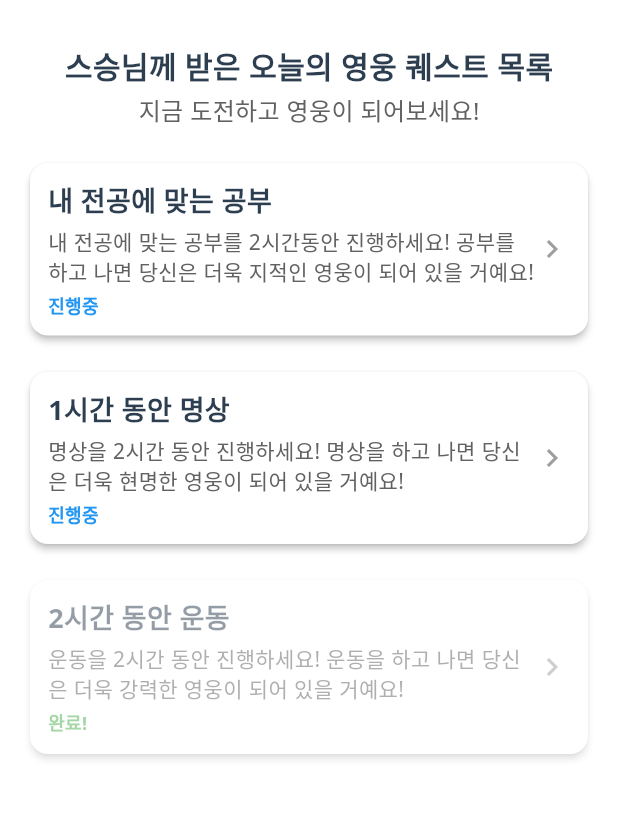
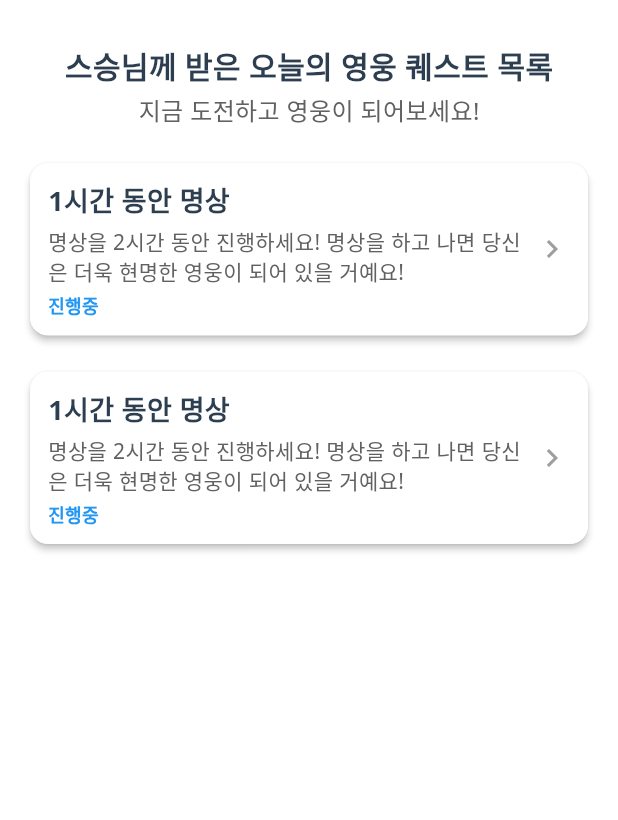
Before and after one commit to YoungGilMad/frontend, a Flutter app: the HeroQuestScreen screen opened directly, on a phone screen of 412 x 824 dp, the part 65-885 px from its top. Run offline on Flutter 3.47's test engine with Material 3 defaults, Android fonts, the light colour scheme and no system bars; our stand-ins replace fl_chart, flutter_dotenv, flutter_riverpod, flutter_svg, google_fonts, image_picker and 2 more; accounts and stored records are empty; network calls fail.

Commit message:
develop: quest model & daily quest creation logic improvement

```diff
--- a/lib/data/models/quest_item_model.dart
+++ b/lib/data/models/quest_item_model.dart
@@ -1,6 +1,6 @@
 import 'package:json_annotation/json_annotation.dart';
 
-part "quest_item_model.g.dart";
+part 'quest_item_model.g.dart';
 
 @JsonSerializable(explicitToJson: true)
 class QuestItemModel {
@@ -10,122 +10,76 @@ class QuestItemModel {
   final String title;
   final String description;
 
-  @JsonKey(name: 'deadline', fromJson: _dateTimeFromJson, toJson: _dateTimeToJson)
+  final String? tag;
+  final int? days;
+
+  @JsonKey(name: 'progress_time', fromJson: _durationFromSeconds, toJson: _durationToSeconds)
+  final Duration progressTime;
+
+  @JsonKey(name: 'complete_time', fromJson: _nullableDateTimeFromJson, toJson: _nullableDateTimeToJson)
+  final DateTime? completeTime;
+
+  @JsonKey(name: 'finish')
+  final bool isCompleted;
+
+  @JsonKey(name: 'quest_type')
+  final String questType;
+
+  @JsonKey(name: 'start_time', fromJson: _nullableDateTimeFromJson, toJson: _nullableDateTimeToJson)
+  final DateTime? startTime;
+
+  @JsonKey(name: 'stop_time', fromJson: _nullableDateTimeFromJson, toJson: _nullableDateTimeToJson)
+  final DateTime? stopTime;
+
+  @JsonKey(name: 'finish_time', fromJson: _nullableDateTimeFromJson, toJson: _nullableDateTimeToJson)
+  final DateTime? finishTime;
+
+  @JsonKey(name: 'deadline', fromJson: _nullableDateTimeFromJson, toJson: _nullableDateTimeToJson)
   final DateTime? deadline;
 
-  @JsonKey(name: 'is_completed', defaultValue: false)
-  final bool isCompleted;
-
+  // 👇 프론트 전용 필드
+  @JsonKey(ignore: true)
   final String difficulty;
 
-  @JsonKey(name: 'created_at', fromJson: _dateTimeFromJson, toJson: _dateTimeToJson)
-  final DateTime createdAt;
-
-  @JsonKey(name: 'is_hero', defaultValue: false)
-  final bool isHero;
-
-  @JsonKey(
-    name: 'progress_time',
-    fromJson: _durationFromSeconds,
-    toJson: _durationToSeconds,
-    defaultValue: Duration.zero,
-    includeIfNull: false,
-  )
-  final Duration progressTime;
-
-  @JsonKey(
-    name: 'total_time',
-    fromJson: _durationFromSeconds,
-    toJson: _durationToSeconds,
-    defaultValue: Duration.zero,
-    includeIfNull: false,
-  )
+  @JsonKey(ignore: true)
   final Duration totalTime;
 
   const QuestItemModel({
     required this.id,
     required this.title,
     required this.description,
+    this.tag,
+    this.days,
+    this.progressTime = Duration.zero,
+    this.completeTime,
+    this.isCompleted = false,
+    required this.questType,
+    this.startTime,
+    this.stopTime,
+    this.finishTime,
     this.deadline,
-    this.isCompleted = false,
-    required this.difficulty,
-    required this.createdAt,
-    this.isHero = false,
-    this.progressTime = Duration.zero,
-    this.totalTime = Duration.zero,
+    // 프론트 전용 초기값
+    this.difficulty = 'normal',
+    this.totalTime = const Duration(),
   });
 
-  /// JSON → 객체 변환
   factory QuestItemModel.fromJson(Map<String, dynamic> json) =>
       _$QuestItemModelFromJson(json);
 
-  /// 객체 → JSON 변환
   Map<String, dynamic> toJson() => _$QuestItemModelToJson(this);
 
-  /// 객체 복사 메서드
-  QuestItemModel copyWith({
-    String? id,
-    String? title,
-    String? description,
-    DateTime? deadline,
-    bool? isCompleted,
-    String? difficulty,
-    DateTime? createdAt,
-    bool? isHero,
-    Duration? progressTime,
-    Duration? totalTime,
-  }) {
-    return QuestItemModel(
-      id: id ?? this.id,
-      title: title ?? this.title,
-      description: description ?? this.description,
-      deadline: deadline ?? this.deadline,
-      isCompleted: isCompleted ?? this.isCompleted,
-      difficulty: difficulty ?? this.difficulty,
-      createdAt: createdAt ?? this.createdAt,
-      isHero: isHero ?? this.isHero,
-      progressTime: progressTime ?? this.progressTime,
-      totalTime: totalTime ?? this.totalTime,
-    );
-  }
-
-  @override
-  bool operator ==(Object other) =>
-      identical(this, other) ||
-          other is QuestItemModel &&
-              runtimeType == other.runtimeType &&
-              id == other.id &&
-              title == other.title &&
-              description == other.description &&
-              deadline == other.deadline &&
-              isCompleted == other.isCompleted &&
-              difficulty == other.difficulty &&
-              createdAt == other.createdAt &&
-              isHero == other.isHero &&
-              progressTime == other.progressTime &&
-              totalTime == other.totalTime;
-
-  @override
-  int get hashCode =>
-      id.hashCode ^
-      title.hashCode ^
-      description.hashCode ^
-      deadline.hashCode ^
-      isCompleted.hashCode ^
-      difficulty.hashCode ^
-      createdAt.hashCode ^
-      isHero.hashCode ^
-      progressTime.hashCode ^
-      totalTime.hashCode;
-
-  /// ✅ Duration ↔ int 변환 헬퍼
   static Duration _durationFromSeconds(int seconds) => Duration(seconds: seconds);
   static int _durationToSeconds(Duration duration) => duration.inSeconds;
 
-  /// ✅ DateTime ↔ String 변환 헬퍼
-  static DateTime _dateTimeFromJson(String date) => DateTime.parse(date);
-  static String _dateTimeToJson(DateTime date) => date.toUtc().toIso8601String();
+  static String _fromDynamicToString(dynamic value) => value.toString();
 
-  /// int값 id를 string으로 전환
-  static String _fromDynamicToString(dynamic value) => value.toString();
+  static DateTime? _nullableDateTimeFromJson(dynamic value) =>
+      value == null ? null : DateTime.parse(value);
+  static String? _nullableDateTimeToJson(DateTime? date) =>
+      date?.toUtc().toIso8601String();
 }
+
+/**
+ * 만약 difficulty, totalTime 같은 필드는 프론트에서만 사용 -> 데이터 직렬화(JSON) X
+ * finish가 isCompleted로 맵핑됨 (0 or 1이므로 FastAPI에서 bool로 바꾸는 로직 필요할 수도 있음).
+ */
--- a/lib/presentation/screens/quest/daily_quest_screen.dart
+++ b/lib/presentation/screens/quest/daily_quest_screen.dart
@@ -87,7 +87,10 @@ class _DailyQuestScreenState extends State<DailyQuestScreen> {
           'Content-Type': 'application/json',
         },
         body: jsonEncode({
-          "todo": quest.description,
+          "title": quest.title,
+          "description": quest.description,
+          "tag": quest.tag,
+
         }),
       );
       print("userId: $userId");
--- a/lib/presentation/screens/quest/hero_quest_screen.dart
+++ b/lib/presentation/screens/quest/hero_quest_screen.dart
@@ -15,41 +15,33 @@ class _HeroQuestScreenState extends State<HeroQuestScreen> {
   // ✅ 임시 퀘스트 데이터 리스트
   final List<QuestItemModel> _heroQuests = [
     QuestItemModel(
-      id: '1',
-      title: '내 전공에 맞는 공부',
-      description: '내 전공에 맞는 공부를 2시간동안 진행하세요! 공부를 하고 나면 당신은 더욱 지적인 영웅이 되어 있을 거예요!',
-      difficulty: 'hero',
-      deadline: DateTime(DateTime.now().year, DateTime.now().month, DateTime.now().day, 23, 59, 59), // 당일 자정
-      createdAt: DateTime.now(),
-      progressTime: Duration(hours: 1, minutes: 20, seconds: 11),
-      totalTime: Duration(hours: 3),
+    id: '2',
+    title: '1시간 동안 명상',
+    description: '명상을 2시간 동안 진행하세요! 명상을 하고 나면 당신은 더욱 현명한 영웅이 되어 있을 거예요!',
+    tag: '명상',
+    days: 1,
+    progressTime: Duration(hours: 3),
+    completeTime: null,
     isCompleted: false,
-      isHero: true,
-    ),
-    QuestItemModel(
-      id: '2',
-      title: '2시간 동안 운동',
-      description: '운동을 2시간 동안 진행하세요! 운동을 하고 나면 당신은 더욱 강력한 영웅이 되어 있을 거예요!',
-      difficulty: 'hero',
-      deadline: DateTime(DateTime.now().year, DateTime.now().month, DateTime.now().day, 23, 59, 59),
-      createdAt: DateTime.now(),
-      progressTime: Duration(hours: 3),
-      totalTime: Duration(hours: 3),
-      isCompleted: true,
-      isHero: true,
+    questType: 'hero',
+    startTime: DateTime.now().subtract(const Duration(hours: 1)),
+    stopTime: null,
+    finishTime: null,
     ),
   QuestItemModel(
   id: '3',
   title: '1시간 동안 명상',
   description: '명상을 2시간 동안 진행하세요! 명상을 하고 나면 당신은 더욱 현명한 영웅이 되어 있을 거예요!',
-      difficulty: 'hero',
-      deadline: DateTime(DateTime.now().year, DateTime.now().month, DateTime.now().day, 23, 59, 59),
-      createdAt: DateTime.now(),
+  tag: '명상',
+  days: 1,
   progressTime: Duration(hours: 3),
-      totalTime: Duration(hours: 3),
+  completeTime: null,
   isCompleted: false,
-      isHero: true,
-    ),
+  questType: 'hero',
+  startTime: DateTime.now().subtract(const Duration(hours: 1)),
+  stopTime: null,
+  finishTime: null,
+  )
   ];
 
   @override
--- a/lib/presentation/screens/quest/quest_detail_screen.dart
+++ b/lib/presentation/screens/quest/quest_detail_screen.dart
@@ -65,7 +65,7 @@ class _QuestDetailScreenState extends State<QuestDetailScreen> {
   @override
   Widget build(BuildContext context) {
     return Scaffold(
-      appBar: AppBar(title: Text(widget.quest.isHero ? "영웅 퀘스트" : "자기주도 퀘스트")),
+      appBar: AppBar(title: Text(widget.quest.questType == 'hero'? "영웅 퀘스트" : "자기주도 퀘스트")),
       body: Padding(
         padding: const EdgeInsets.all(16.0),
         child: Column(
--- a/lib/presentation/widgets/quest/quest_creation_dialog_widget.dart
+++ b/lib/presentation/widgets/quest/quest_creation_dialog_widget.dart
@@ -52,9 +52,8 @@ class _QuestCreationDialogState extends State<QuestCreationDialog> {
       title: titleController.text,
       description: contentController.text,
       difficulty: getDifficulty(selectedHours),
-      deadline: null,
-      createdAt: DateTime.now(),
       totalTime: Duration(hours: selectedHours, minutes: selectedMinutes),
+      questType: '', // 여기 수정
     );
 
     widget.onQuestCreated(newQuest);
```
Also changed, not shown: lib/data/models/quest_item_model.g.dart, pubspec.lock. Lines whose indentation alone changed are shown as unchanged.
